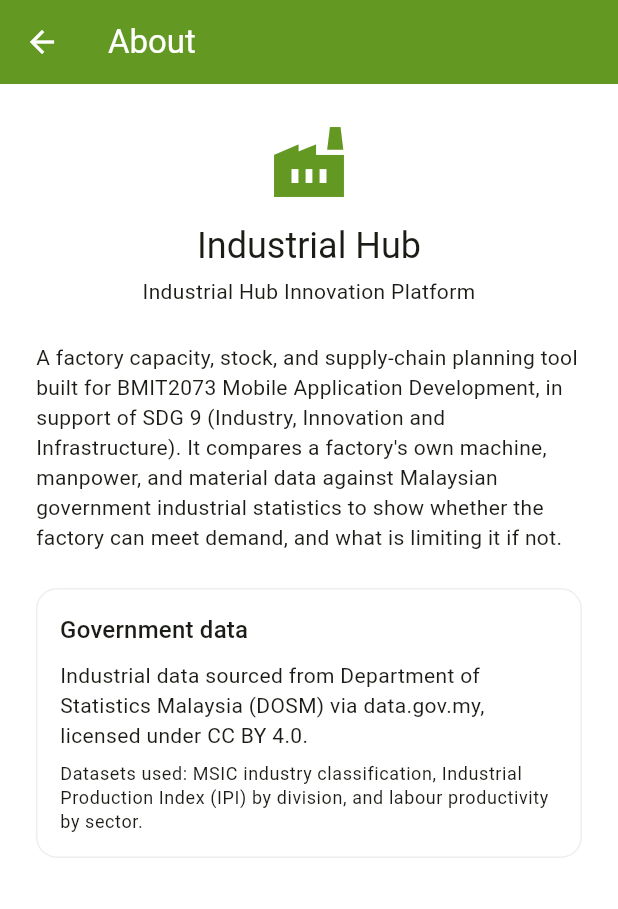
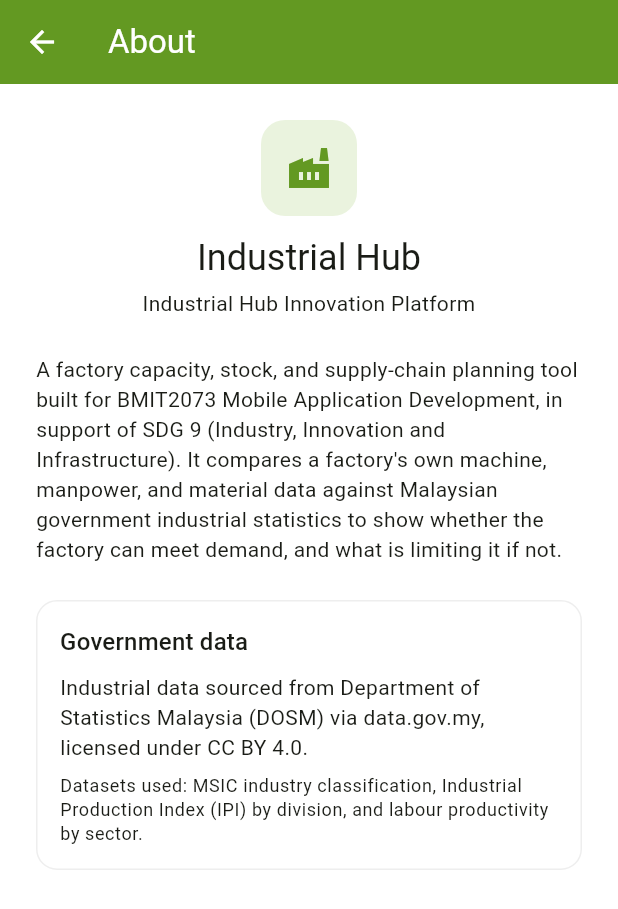
Before and after one commit to sangyoutan617/IndustrialHub, a Flutter app: the AboutScreen screen opened directly, on a phone screen of 412 x 824 dp. Shown: the top 909 px of the screen. Run offline on Flutter 3.47's test engine with Material 3 defaults, Android fonts, the phone set to English and light mode, and no system bars; our stand-ins replace fl_chart, supabase_flutter; accounts and stored records are empty.

Commit message:
Bring simulator and about screens onto the green theme
Replace the simulator's auto-derived tertiary highlight with the
brand accent color, and give About the same logo tile as Login/Signup.

```diff
--- a/lib/screens/capacity/simulator_screen.dart
+++ b/lib/screens/capacity/simulator_screen.dart
@@ -1,4 +1,5 @@
 import 'package:flutter/material.dart';
+import '../../core/theme.dart';
 import '../../models/machine.dart';
 import '../../models/manpower.dart';
 import '../../services/capacity_service.dart';
@@ -216,7 +217,7 @@ class _SimulatorScreenState extends State<SimulatorScreen> {
       duration: const Duration(milliseconds: 300),
       decoration: BoxDecoration(
         color: _justFlipped
-            ? scheme.tertiaryContainer
+            ? AppColors.primaryAccent
             : scheme.primaryContainer,
         borderRadius: BorderRadius.circular(16),
       ),
--- a/lib/screens/home/about_screen.dart
+++ b/lib/screens/home/about_screen.dart
@@ -1,4 +1,5 @@
 import 'package:flutter/material.dart';
+import '../../core/theme.dart';
 
 class AboutScreen extends StatelessWidget {
   const AboutScreen({super.key});
@@ -12,10 +13,20 @@ class AboutScreen extends StatelessWidget {
         child: ListView(
           padding: const EdgeInsets.all(24),
           children: [
-            Icon(
-              Icons.factory,
-              size: 56,
-              color: Theme.of(context).colorScheme.primary,
+            Center(
+              child: Container(
+                width: 64,
+                height: 64,
+                decoration: BoxDecoration(
+                  color: AppColors.primaryLight,
+                  borderRadius: BorderRadius.circular(16),
+                ),
+                child: const Icon(
+                  Icons.factory,
+                  size: 32,
+                  color: AppColors.primary,
+                ),
+              ),
             ),
             const SizedBox(height: 12),
             Text(
```
